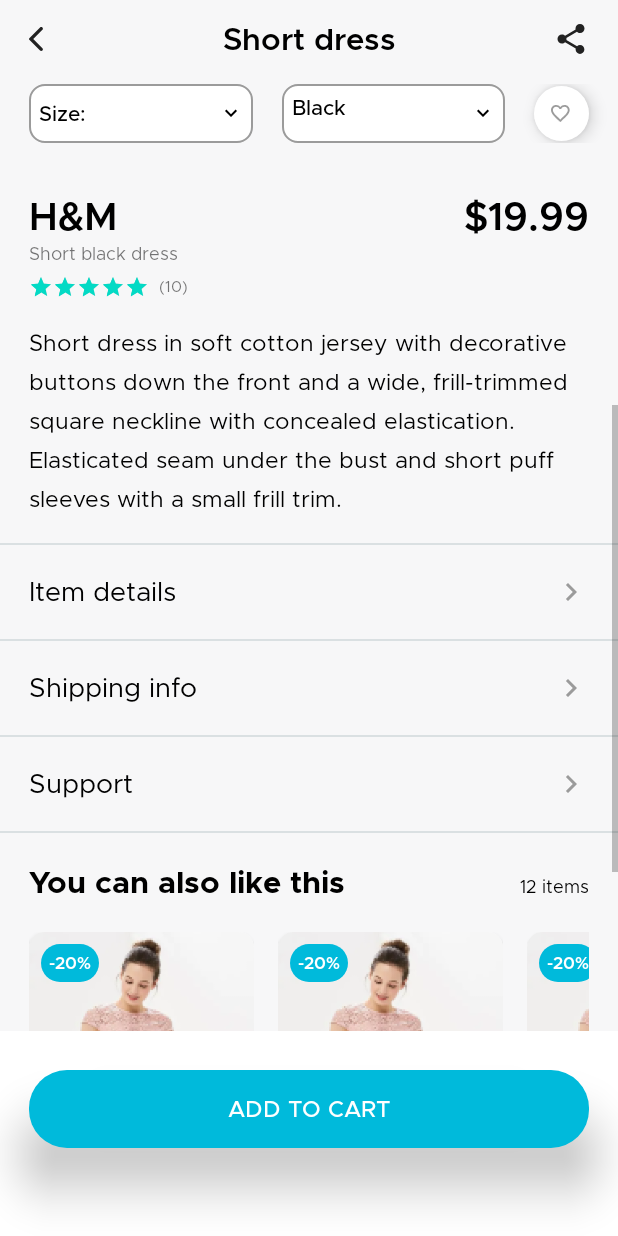
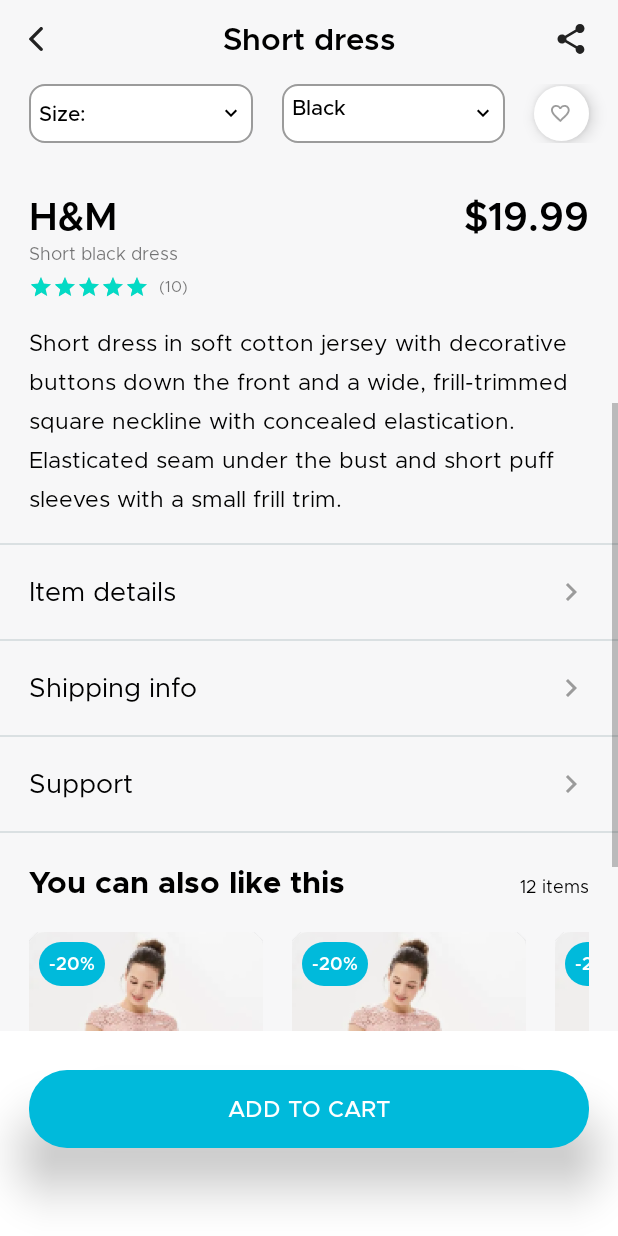
Before and after one commit to Dharaa/BFCShopping, an Android app: the ProductDetailsActivity screen opened directly, with no data from a screen before it, scrolled down 444 dp, on a phone screen of 412 x 824 dp. Run offline under Robolectric (Android 15) with nearby library versions, the phone set to English and light mode, and no system bars; our stand-ins replace sdp/ssp sizes.

Commit message:
13 12_22_2020 commit

```diff
--- a/app/src/main/res/layout/trending_item.xml
+++ b/app/src/main/res/layout/trending_item.xml
@@ -3,7 +3,7 @@
     xmlns:app="http://schemas.android.com/apk/res-auto"
     android:layout_width="wrap_content"
     android:layout_height="wrap_content"
-    android:layout_marginEnd="16dp"
+    android:layout_marginEnd="@dimen/_15sdp"
     android:id="@+id/lvTrendingItem"
     android:orientation="vertical">
 
@@ -19,12 +19,12 @@
             <androidx.cardview.widget.CardView
                 android:layout_width="match_parent"
                 android:layout_height="match_parent"
-                app:cardCornerRadius="10dp">
+                app:cardCornerRadius="@dimen/_8sdp">
 
                 <ImageView
                     android:id="@+id/ivTrending"
-                    android:layout_width="150dp"
-                    android:layout_height="200dp"
+                    android:layout_width="@dimen/_120sdp"
+                    android:layout_height="@dimen/_155sdp"
                     android:scaleType="centerCrop"
                     android:src="@drawable/trending_item" />
             </androidx.cardview.widget.CardView>
@@ -36,30 +36,30 @@
             android:id="@+id/tvDiscountPercentage"
             android:layout_width="wrap_content"
             android:layout_height="wrap_content"
-            android:layout_marginStart="8dp"
-            android:layout_marginTop="8dp"
+            android:layout_marginStart="@dimen/_5sdp"
+            android:layout_marginTop="@dimen/_5sdp"
             android:background="@drawable/sale_lable_bg"
             android:fontFamily="@font/metropolis_semi_bold"
-            android:padding="5dp"
+            android:padding="@dimen/_5sdp"
             android:text="-20%"
             android:textColor="@color/white"
-            android:textSize="11dp" />
+            android:textSize="@dimen/_9sdp" />
 
         <LinearLayout
-            android:layout_width="35dp"
-            android:layout_height="35dp"
+            android:layout_width="@dimen/_28sdp"
+            android:layout_height="@dimen/_28sdp"
             android:layout_gravity="bottom|end"
-            android:layout_marginBottom="65dp"
+            android:layout_marginBottom="@dimen/_45sdp"
             android:background="@drawable/fav_button_bg"
-            android:elevation="10dp"
+            android:elevation="@dimen/_10sdp"
             android:gravity="center"
-            android:padding="10dp"
+            android:padding="@dimen/_5sdp"
 
             >
 
             <ImageView
-                android:layout_width="12dp"
-                android:layout_height="14dp"
+                android:layout_width="@dimen/_10sdp"
+                android:layout_height="@dimen/_12sdp"
                 android:src="@drawable/ic_favorite_border" />
         </LinearLayout>
 
@@ -67,14 +67,14 @@
             android:layout_width="wrap_content"
             android:layout_height="wrap_content"
             android:layout_gravity="bottom"
-            android:layout_marginTop="200dp"
+            android:layout_marginTop="@dimen/_155sdp"
             android:gravity="bottom"
             android:orientation="vertical">
 
             <LinearLayout
                 android:layout_width="wrap_content"
                 android:layout_height="wrap_content"
-                android:layout_marginTop="4dp"
+                android:layout_marginTop="@dimen/_5sdp"
                 android:gravity="center"
                 android:orientation="horizontal">
 
@@ -93,17 +93,17 @@
                     android:layout_marginStart="4dp"
                     android:fontFamily="@font/metropolis_regular"
                     android:text="(10)"
-                    android:textSize="10sp" />
+                    android:textSize="@dimen/_8sdp" />
             </LinearLayout>
 
             <TextView
                 android:id="@+id/tvProviderName"
                 android:layout_width="wrap_content"
                 android:layout_height="wrap_content"
-                android:layout_marginTop="4dp"
+                android:layout_marginTop="@dimen/_5sdp"
                 android:fontFamily="@font/metropolis_regular"
                 android:text="Dorothy Perkins"
-                android:textSize="11sp" />
+                android:textSize="@dimen/_9sdp" />
 
             <TextView
                 android:id="@+id/tvTrendingDressName"
@@ -113,12 +113,12 @@
                 android:fontFamily="@font/metropolis_semi_bold"
                 android:text="Evening Dress"
                 android:textColor="@color/black"
-                android:textSize="16sp" />
+                android:textSize="@dimen/_12sdp" />
 
             <LinearLayout
                 android:layout_width="wrap_content"
                 android:layout_height="wrap_content"
-                android:layout_marginTop="4dp"
+                android:layout_marginTop="@dimen/_5sdp"
                 android:orientation="horizontal">
 
                 <TextView
@@ -127,7 +127,7 @@
                     android:layout_height="wrap_content"
                     android:fontFamily="@font/metropoli_medium"
                     android:text="@string/_15"
-                    android:textSize="14sp" />
+                    android:textSize="@dimen/_11sdp" />
 
                 <TextView
                     android:id="@+id/tvTotalPrice"
@@ -137,7 +137,7 @@
                     android:fontFamily="@font/metropoli_medium"
                     android:text="$12"
                     android:textColor="@color/blue"
-                    android:textSize="14sp" />
+                    android:textSize="@dimen/_11sdp" />
 
             </LinearLayout>
         </LinearLayout>
--- a/app/src/main/res/layout/women_item.xml
+++ b/app/src/main/res/layout/women_item.xml
@@ -3,14 +3,14 @@
     xmlns:app="http://schemas.android.com/apk/res-auto"
     android:layout_width="wrap_content"
     android:layout_height="wrap_content"
-    android:layout_marginEnd="8dp"
+    android:layout_marginEnd="@dimen/_5sdp"
     android:gravity="center"
     android:orientation="vertical">
 
     <com.google.android.material.card.MaterialCardView
-        android:layout_width="140dp"
-        android:layout_height="180dp"
-        app:cardCornerRadius="10dp">
+        android:layout_width="@dimen/_110sdp"
+        android:layout_height="@dimen/_140sdp"
+        app:cardCornerRadius="@dimen/_8sdp">
 
         <ImageView
             android:id="@+id/ivMensItem"
@@ -25,10 +25,10 @@
         android:id="@+id/tvMenOutfitTitle"
         android:layout_width="wrap_content"
         android:layout_height="wrap_content"
-        android:layout_marginTop="16dp"
-        android:layout_marginBottom="16dp"
+        android:layout_marginTop="@dimen/_10sdp"
+        android:layout_marginBottom="@dimen/_10sdp"
         android:fontFamily="@font/metropolis_semi_bold"
         android:text="Kurta"
         android:textColor="@color/black"
-        android:textSize="13sp" />
+        android:textSize="@dimen/_10sdp" />
 </LinearLayout>
```
